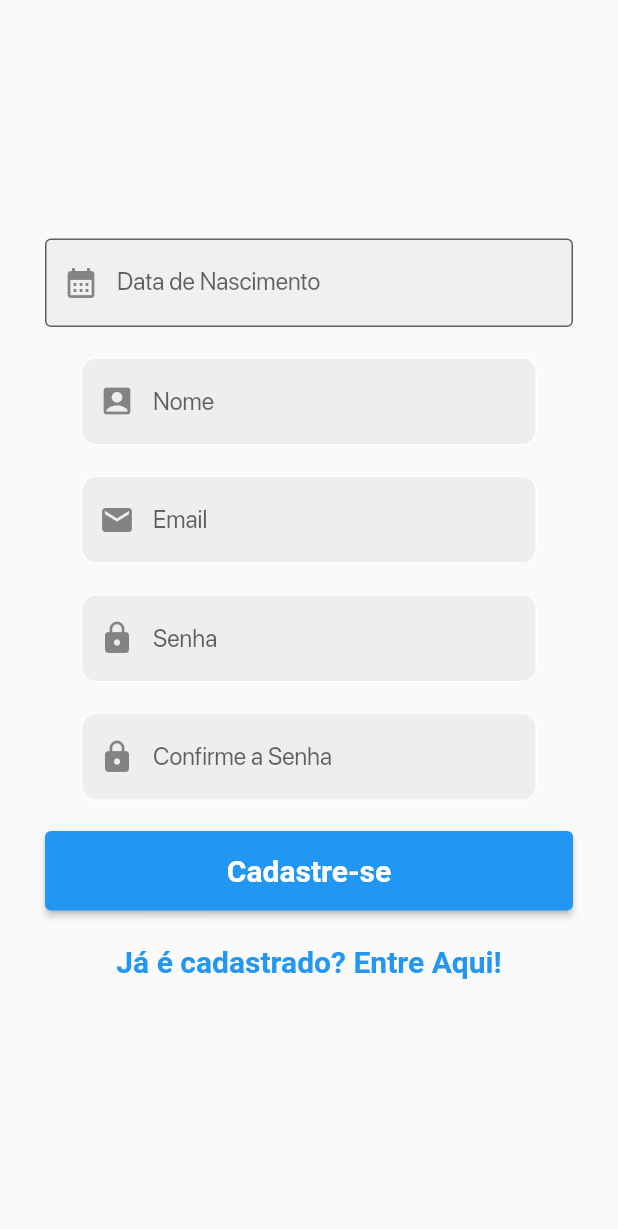
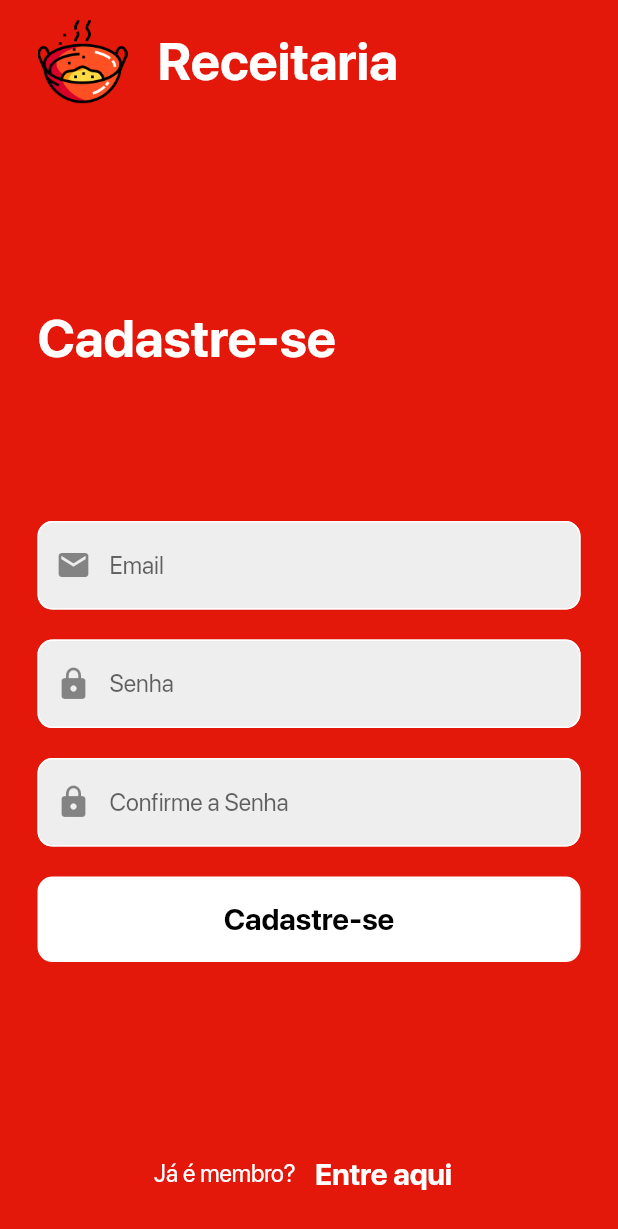
Before and after one commit to pepefcardoso/app-cronograma-receitas, a Flutter app: the PaginaLogin screen opened by its route, after a tap on "Entrar", after a tap on "Cadastre-se aqui", on a phone screen of 412 x 824 dp. Shown: the top 1229 px of the screen. Run offline on Flutter 3.47's test engine with Material 2 defaults, Android fonts, the phone set to English and light mode, and no system bars; our stand-ins replace carousel_slider, cloud_firestore, equatable, firebase_auth, firebase_core, flutter_bloc and 2 more; accounts and stored records are empty.

Commit message:
Atualizações nas páginas inicial, login e cadastro

```diff
--- a/lib/blocs/sign_up/signup_cubit.dart
+++ b/lib/blocs/sign_up/signup_cubit.dart
@@ -14,10 +14,8 @@ class SignupCubit extends Cubit<SignupState> {
   ) : super(SignupState.inicial());
 
   Future<void> signup({
-    required String nome,
     required String email,
     required String senha,
-    required DateTime dataNascimento,
   }) async {
     emit(
       state.copyWith(statusSignUp: StatusSignUp.submetendo),
@@ -25,10 +23,8 @@ class SignupCubit extends Cubit<SignupState> {
 
     try {
       await repositorioAutenticacao.signup(
-        nome: nome,
         email: email,
         senha: senha,
-        dataNascimento: dataNascimento,
       );
 
       emit(
--- a/lib/modelos/usuario.dart
+++ b/lib/modelos/usuario.dart
@@ -3,15 +3,17 @@ import 'package:equatable/equatable.dart';
 
 class Usuario extends Equatable {
   final String id;
-  final String nome;
+  final String? nome;
   final String email;
-  final DateTime dataNascimento;
+  final DateTime? dataNascimento;
+  final String? fotoPerfil;
 
   const Usuario({
     required this.id,
-    required this.nome,
+    this.nome,
     required this.email,
-    required this.dataNascimento,
+    this.dataNascimento,
+    this.fotoPerfil,
   });
 
   factory Usuario.fromDoc(DocumentSnapshot docUsuario) {
@@ -22,25 +24,28 @@ class Usuario extends Equatable {
       nome: dadosUsuario!['name'],
       email: dadosUsuario['email'],
       dataNascimento: dadosUsuario['dataNascimento'].toDate(),
+      fotoPerfil: dadosUsuario['fotoPerfil'],
     );
   }
 
   factory Usuario.initialUser() {
-    return Usuario(
+    return const Usuario(
       id: '',
       nome: '',
       email: '',
-      dataNascimento: DateTime(2000),
+      dataNascimento: null,
+      fotoPerfil: '',
     );
   }
 
   @override
-  List<Object> get props {
+  List<Object?> get props {
     return [
       id,
       nome,
       email,
       dataNascimento,
+      fotoPerfil,
     ];
   }
 
--- a/lib/paginas/componentes/campo_entrada.dart
+++ b/lib/paginas/componentes/campo_entrada.dart
@@ -27,9 +27,7 @@ class CampoEntrada extends StatelessWidget {
 
   @override
   Widget build(BuildContext context) {
-    return Padding(
-      padding: const EdgeInsets.symmetric(horizontal: 24.0),
-      child: TextFormField(
+    return TextFormField(
       controller: controller,
       obscureText: ehSenha,
       keyboardType: modoTeclado,
@@ -49,7 +47,6 @@ class CampoEntrada extends StatelessWidget {
       ),
       validator: validateField,
       onSaved: onSaved,
-      ),
     );
   }
 
--- /dev/null
+++ b/lib/paginas/componentes/formulario_registro.dart
@@ -0,0 +1,112 @@
+import 'package:app_cronograma_receitas/blocs/sign_up/signup_cubit.dart';
+import 'package:app_cronograma_receitas/paginas/componentes/botao_personalizado.dart';
+import 'package:app_cronograma_receitas/paginas/componentes/campo_entrada.dart';
+import 'package:app_cronograma_receitas/utils/dialogo_erro.dart';
+import 'package:flutter/material.dart';
+import 'package:flutter_bloc/flutter_bloc.dart';
+
+class FormularioRegistroUsuario extends StatefulWidget {
+  const FormularioRegistroUsuario({super.key});
+
+  @override
+  State<FormularioRegistroUsuario> createState() =>
+      FormularioRegistroUsuarioState();
+}
+
+class FormularioRegistroUsuarioState extends State<FormularioRegistroUsuario> {
+  final GlobalKey<FormState> _formKey = GlobalKey<FormState>();
+  AutovalidateMode _autovalidateMode = AutovalidateMode.disabled;
+  final _senhaController = TextEditingController();
+  late String? _email, _senha;
+
+  void _submit() {
+    setState(() {
+      _autovalidateMode = AutovalidateMode.always;
+    });
+
+    final form = _formKey.currentState;
+
+    if (form == null || !form.validate()) return;
+
+    form.save();
+
+    context.read<SignupCubit>().signup(
+          email: _email!,
+          senha: _senha!,
+        );
+  }
+
+  @override
+  Widget build(BuildContext context) {
+    return BlocConsumer<SignupCubit, SignupState>(
+      listener: (context, state) {
+        if (state.statusSignUp == StatusSignUp.erro) {
+          dialogoErro(context, state.erro);
+        }
+      },
+      builder: (context, state) {
+        return Form(
+          key: _formKey,
+          autovalidateMode: _autovalidateMode,
+          child: ListView(
+            reverse: true,
+            shrinkWrap: true,
+            children: [
+              //Campo de email
+              CampoEntrada(
+                nomeCampo: 'Email',
+                icone: const Icon(Icons.email),
+                onSaved: (String? value) {
+                  _email = value!.trim();
+                },
+                tamanhoMinimo: 10,
+                ehEmail: true,
+                modoTeclado: TextInputType.emailAddress,
+              ),
+
+              const SizedBox(height: 20.0),
+
+              //Campo de senha
+              CampoEntrada(
+                controller: _senhaController,
+                nomeCampo: 'Senha',
+                icone: const Icon(Icons.lock),
+                onSaved: (String? value) {
+                  _senha = value;
+                },
+                tamanhoMinimo: 8,
+                ehSenha: true,
+              ),
+
+              const SizedBox(height: 20.0),
+
+              //Campo de confirmação de senha
+              CampoEntrada(
+                nomeCampo: 'Confirme a Senha',
+                icone: const Icon(Icons.lock),
+                tamanhoMinimo: 8,
+                ehSenha: true,
+                confirmacaoSenha: _senhaController.text,
+              ),
+
+              const SizedBox(height: 20.0),
+
+              //Botão de submit
+              BotaoPersonalizado(
+                onPressed: state.statusSignUp == StatusSignUp.submetendo
+                    ? () {}
+                    : _submit,
+                corPrincipal: Colors.white,
+                texto: state.statusSignUp == StatusSignUp.submetendo
+                    ? 'Carregando...'
+                    : 'Cadastre-se',
+                corBorda: Colors.white,
+                cortexto: Colors.black,
+              ),
+            ].reversed.toList(),
+          ),
+        );
+      },
+    );
+  }
+}
--- /dev/null
+++ b/lib/paginas/componentes/marca_do_app.dart
@@ -0,0 +1,28 @@
+import 'package:flutter/material.dart';
+
+class MarcaDoApp extends StatelessWidget {
+  const MarcaDoApp({supereStatelessWidgetey});
+
+  @override
+  Widget build(BuildContext context) {
+    return Row(
+      mainAxisAlignment: MainAxisAlignment.start,
+      children: [
+        Image.asset(
+          "assets/images/panela_1.png",
+          height: 60,
+          width: 60,
+        ),
+        const SizedBox(width: 20.0),
+        const Text(
+          "Receitaria",
+          style: TextStyle(
+            color: Colors.white,
+            fontSize: 35.0,
+            fontWeight: FontWeight.bold,
+          ),
+        ),
+      ],
+    );
+  }
+}
--- a/lib/paginas/pagina_login.dart
+++ b/lib/paginas/pagina_login.dart
@@ -2,6 +2,7 @@ import 'package:app_cronograma_receitas/blocs/sign_in/signin_cubit.dart';
 import 'package:app_cronograma_receitas/paginas/componentes/botao_texto_personalizado.dart';
 import 'package:app_cronograma_receitas/paginas/componentes/botao_personalizado.dart';
 import 'package:app_cronograma_receitas/paginas/componentes/campo_entrada.dart';
+import 'package:app_cronograma_receitas/paginas/componentes/marca_do_app.dart';
 import 'package:app_cronograma_receitas/paginas/pagina_registro.dart';
 import 'package:app_cronograma_receitas/utils/dialogo_erro.dart';
 import 'package:flutter/material.dart';
@@ -51,32 +52,13 @@ class _PaginaLoginState extends State<PaginaLogin> {
             child: Center(
               child: Column(
                 children: [
-                  //Logo e nome do app
-                  Padding(
-                    padding: const EdgeInsets.symmetric(
-                      horizontal: 25.0,
-                      vertical: 10.0,
-                    ),
-                    child: Row(
-                      mainAxisAlignment: MainAxisAlignment.start,
-                      children: [
-                        Image.asset(
-                          "assets/images/panela_1.png",
-                          height: 60,
-                          width: 60,
-                        ),
-                        const SizedBox(width: 20.0),
-                        const Text(
-                          "Receitaria",
-                          style: TextStyle(
-                            color: Colors.white,
-                            fontSize: 35.0,
-                            fontWeight: FontWeight.bold,
-                          ),
-                        ),
-                      ],
-                    ),
-                  ),
+                  //Marca do app
+                  const Padding(
+                      padding: EdgeInsets.symmetric(
+                        horizontal: 25.0,
+                        vertical: 10.0,
+                      ),
+                      child: MarcaDoApp()),
 
                   const SizedBox(height: 44.0),
 
@@ -208,7 +190,7 @@ class _PaginaLoginState extends State<PaginaLogin> {
                                         ),
                                       ),
                                       onPressed: () {
-                                        Navigator.popAndPushNamed(
+                                        Navigator.pushNamed(
                                             context, PaginaRegistro.nomeRota);
                                       }),
                                 ],
--- a/lib/paginas/pagina_registro.dart
+++ b/lib/paginas/pagina_registro.dart
@@ -1,10 +1,10 @@
 import 'package:app_cronograma_receitas/blocs/sign_up/signup_cubit.dart';
-import 'package:app_cronograma_receitas/paginas/componentes/campo_data_registro.dart';
-import 'package:app_cronograma_receitas/paginas/componentes/campo_entrada.dart';
+import 'package:app_cronograma_receitas/paginas/componentes/botao_texto_personalizado.dart';
+import 'package:app_cronograma_receitas/paginas/componentes/formulario_registro.dart';
+import 'package:app_cronograma_receitas/paginas/componentes/marca_do_app.dart';
 import 'package:app_cronograma_receitas/utils/dialogo_erro.dart';
 import 'package:flutter/material.dart';
 import 'package:flutter_bloc/flutter_bloc.dart';
-import 'package:intl/intl.dart';
 
 class PaginaRegistro extends StatefulWidget {
   static const String nomeRota = '/registro';
@@ -16,31 +16,6 @@ class PaginaRegistro extends StatefulWidget {
 }
 
 class _PaginaRegistroState extends State<PaginaRegistro> {
-  final GlobalKey<FormState> _formKey = GlobalKey<FormState>();
-  AutovalidateMode _autovalidateMode = AutovalidateMode.disabled;
-  final _senhaController = TextEditingController();
-  late String? _nome, _email, _senha;
-  late DateTime? _dataNascimento;
-
-  void _submit() {
-    setState(() {
-      _autovalidateMode = AutovalidateMode.always;
-    });
-
-    final form = _formKey.currentState;
-
-    if (form == null || !form.validate()) return;
-
-    form.save();
-
-    context.read<SignupCubit>().signup(
-          nome: _nome!,
-          email: _email!,
-          senha: _senha!,
-          dataNascimento: _dataNascimento!,
-        );
-  }
-
   @override
   Widget build(BuildContext context) {
     return GestureDetector(
@@ -53,100 +28,92 @@ class _PaginaRegistroState extends State<PaginaRegistro> {
         },
         builder: (context, state) {
           return Scaffold(
-            body: Center(
+            resizeToAvoidBottomInset: false,
+            backgroundColor: const Color.fromRGBO(227, 23, 10, 1),
+            body: SafeArea(
+              child: Center(
+                child: Column(
+                  children: [
+                    //Marca do app
+                    const Expanded(
+                      flex: 1,
                       child: Padding(
-                padding: const EdgeInsets.symmetric(horizontal: 30.0),
-                child: Form(
-                  key: _formKey,
-                  autovalidateMode: _autovalidateMode,
-                  child: ListView(
-                    reverse: true,
-                    shrinkWrap: true,
+                        padding: EdgeInsets.symmetric(
+                          horizontal: 25.0,
+                        ),
+                        child: MarcaDoApp(),
+                      ),
+                    ),
+
+                    const Expanded(
+                      flex: 2,
+                      child: Align(
+                        alignment: Alignment.bottomLeft,
+                        child: Padding(
+                          padding: EdgeInsets.only(left: 25.0),
+                          child: Text(
+                            "Cadastre-se",
+                            style: TextStyle(
+                              color: Colors.white,
+                              fontSize: 35.0,
+                              fontWeight: FontWeight.bold,
+                            ),
+                          ),
+                        ),
+                      ),
+                    ),
+
+                    //Formulário de Registro
+                    const Expanded(
+                      flex: 6,
+                      child: Align(
+                        alignment: Alignment.center,
+                        child: Padding(
+                          padding: EdgeInsets.symmetric(
+                            horizontal: 25.0,
+                          ),
+                          child: FormularioRegistroUsuario(),
+                        ),
+                      ),
+                    ),
+
+                    //Botão para a página de login
+                    Expanded(
+                      flex: 1,
+                      child: Padding(
+                        padding: const EdgeInsets.symmetric(horizontal: 25.0),
+                        child: Row(
+                          mainAxisAlignment: MainAxisAlignment.center,
                           children: [
-                      CampoDataRegistro(
-                        nomeCampo: 'Data de Nascimento',
-                        icone: const Icon(Icons.calendar_month),
-                        onSaved: (String? value) {
-                          _dataNascimento =
-                              DateFormat('dd/MM/yyyy').parse(value!.trim());
-                        },
+                            const Text(
+                              "Já é membro?",
+                              style: TextStyle(
+                                color: Colors.white,
+                                fontSize: 16.0,
                               ),
-                      const SizedBox(height: 20.0),
-                      CampoEntrada(
-                        nomeCampo: 'Nome',
-                        icone: const Icon(Icons.account_box),
-                        onSaved: (String? value) {
-                          _nome = value!.trim();
-                        },
-                        tamanhoMinimo: 2,
                             ),
-                      const SizedBox(height: 20.0),
-                      CampoEntrada(
-                        nomeCampo: 'Email',
-                        icone: const Icon(Icons.email),
-                        onSaved: (String? value) {
-                          _email = value!.trim();
-                        },
-                        tamanhoMinimo: 10,
-                        ehEmail: true,
-                        modoTeclado: TextInputType.emailAddress,
-                      ),
-                      const SizedBox(height: 20.0),
-                      CampoEntrada(
-                        controller: _senhaController,
-                        nomeCampo: 'Senha',
-                        icone: const Icon(Icons.lock),
-                        onSaved: (String? value) {
-                          _senha = value;
-                        },
-                        tamanhoMinimo: 8,
-                        ehSenha: true,
-                      ),
-                      const SizedBox(height: 20.0),
-                      CampoEntrada(
-                        nomeCampo: 'Confirme a Senha',
-                        icone: const Icon(Icons.lock),
-                        tamanhoMinimo: 8,
-                        ehSenha: true,
-                        confirmacaoSenha: _senhaController.text,
-                      ),
-                      const SizedBox(height: 20.0),
-                      ElevatedButton(
-                        style: ElevatedButton.styleFrom(
-                          textStyle: const TextStyle(
+                            const SizedBox(width: 5.0),
+                            BotaoTextoPersonalizado(
+                              texto: const Text(
+                                "Entre aqui",
+                                style: TextStyle(
+                                  color: Colors.white,
                                   fontSize: 20.0,
                                   fontWeight: FontWeight.bold,
                                 ),
-                          padding: const EdgeInsets.symmetric(vertical: 15.0),
                               ),
-                        onPressed: state.statusSignUp == StatusSignUp.submetendo
-                            ? null
-                            : _submit,
-                        child: Text(
+                              onPressed:
                                   state.statusSignUp == StatusSignUp.submetendo
-                                ? 'Carregando...'
-                                : 'Cadastre-se'),
-                      ),
-                      const SizedBox(
-                        height: 10.0,
-                      ),
-                      TextButton(
-                        style: TextButton.styleFrom(
-                          textStyle: const TextStyle(
-                            fontSize: 20.0,
-                            fontWeight: FontWeight.bold,
-                          ),
-                          padding: const EdgeInsets.symmetric(vertical: 10.0),
-                        ),
-                        onPressed: state.statusSignUp == StatusSignUp.submetendo
-                            ? null
+                                      ? () {}
                                       : () {
                                           Navigator.pop(context);
                                         },
-                        child: const Text('Já é cadastrado? Entre Aqui!'),
                             ),
-                    ].reversed.toList(),
+                          ],
                         ),
+                      ),
+                    ),
+                  ],
                 ),
               ),
             ),
--- /dev/null
+++ b/lib/paginas/paginas.dart
@@ -0,0 +1,5 @@
+export "/paginas/pagina_login.dart";
+export "/paginas/pagina_menu_inicial.dart";
+export "/paginas/pagina_perfil.dart";
+export "/paginas/pagina_registro.dart";
+export "/paginas/pagina_splash.dart";
--- a/lib/repositorios/autenticacao.dart
+++ b/lib/repositorios/autenticacao.dart
@@ -14,10 +14,8 @@ class RepositorioAutenticacao {
   Stream<fb_auth.User?> get user => firebaseAuth.userChanges();
 
   Future<void> signup({
-    required String nome,
     required String email,
     required String senha,
-    required DateTime dataNascimento,
   }) async {
     try {
       final fb_auth.UserCredential credencialUsuario =
@@ -29,9 +27,7 @@ class RepositorioAutenticacao {
       final signedInUser = credencialUsuario.user!;
 
       await referenciaUsuarios.doc(signedInUser.uid).set({
-        'name': nome,
         'email': email,
-        'dataNascimento': dataNascimento,
       });
     } on fb_auth.FirebaseAuthException catch (e) {
       throw ErroPersonalizado(
--- a/pubspec.yaml
+++ b/pubspec.yaml
@@ -46,6 +46,8 @@ dependencies:
   validators: ^3.0.0
   intl: ^0.17.0
   mask_text_input_formatter: ^2.4.0
+  go_router: ^6.5.0
+  carousel_slider: ^4.2.1
 
 dev_dependencies:
   flutter_test:
```
Also changed, not shown: lib/main.dart (+2 -8 lines), lib/paginas/componentes/login_ou_cadastro.dart (deleted, +0 -70 lines), lib/paginas/componentes/slider_imagens.dart (added, +35 -0 lines), lib/paginas/pagina_inicial.dart (deleted, +0 -117 lines), lib/paginas/pagina_menu_inicial.dart (renamed from lib/paginas/pagina_home.dart, +5 -5 lines), lib/paginas/pagina_splash.dart (+4 -4 lines), pubspec.lock, 1 other file. Lines whose indentation alone changed are shown as unchanged.
